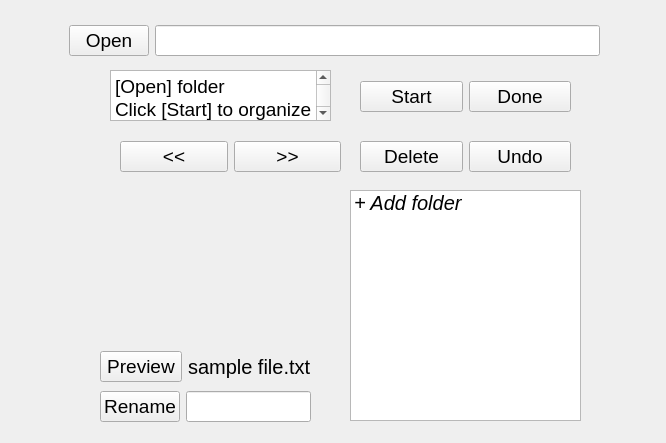
Above: file_organizer/ui/window.ui from ShiqiangXia/FileOrganizerApp before the change. Below: the same form after it.
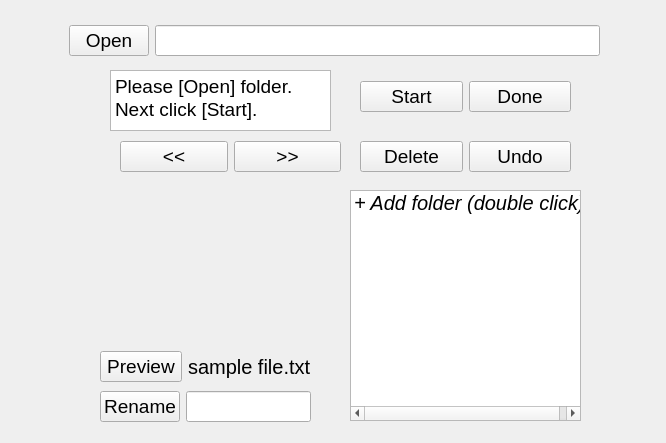
That is the form after the change. Icons and pictures are not drawn.

What changed in the file:
```diff
--- a/file_organizer/ui/window.ui
+++ b/file_organizer/ui/window.ui
@@ -36,11 +36,13 @@
    </property>
    <item>
     <property name="text">
-     <string>+ Add folder</string>
+     <string>+ Add folder (double click)</string>
     </property>
     <property name="font">
      <font>
+      <weight>50</weight>
       <italic>true</italic>
+      <bold>false</bold>
      </font>
     </property>
     <property name="background">
@@ -60,15 +62,15 @@
      <x>110</x>
      <y>70</y>
      <width>221</width>
-     <height>51</height>
+     <height>61</height>
     </rect>
    </property>
    <property name="readOnly">
     <bool>true</bool>
    </property>
    <property name="plainText">
-    <string>[Open] folder
-Click [Start] to organize files</string>
+    <string>Please [Open] folder.
+Next click [Start].</string>
    </property>
   </widget>
   <widget class="QWidget" name="layoutWidget">
```
Left out of the diff: 3 changed lines with no effect on the pictures.
